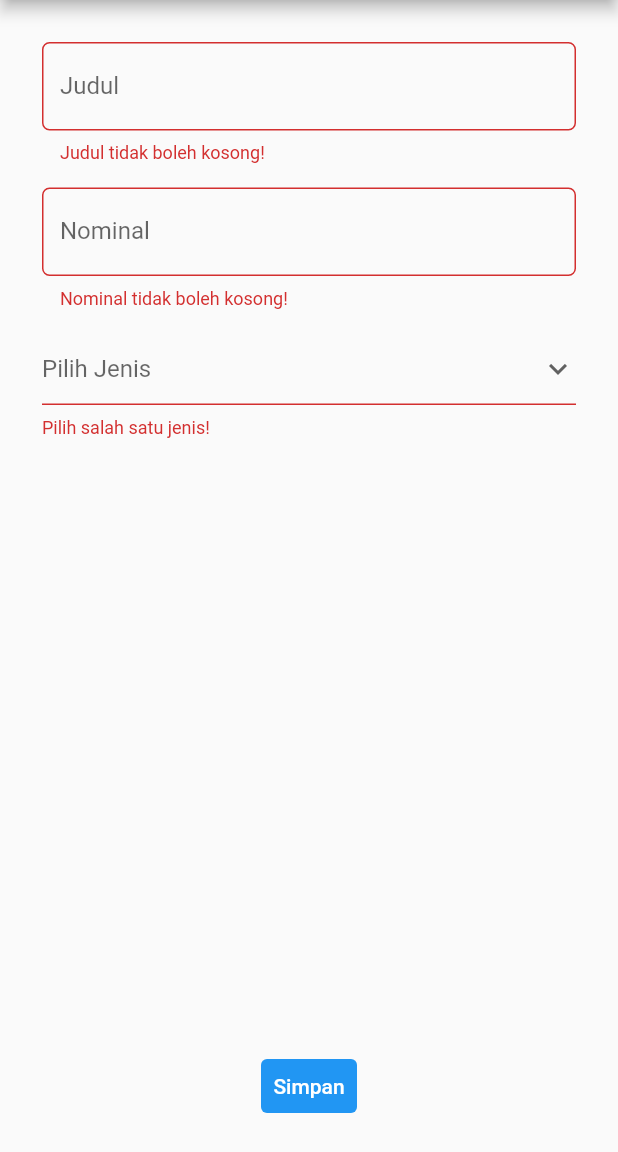
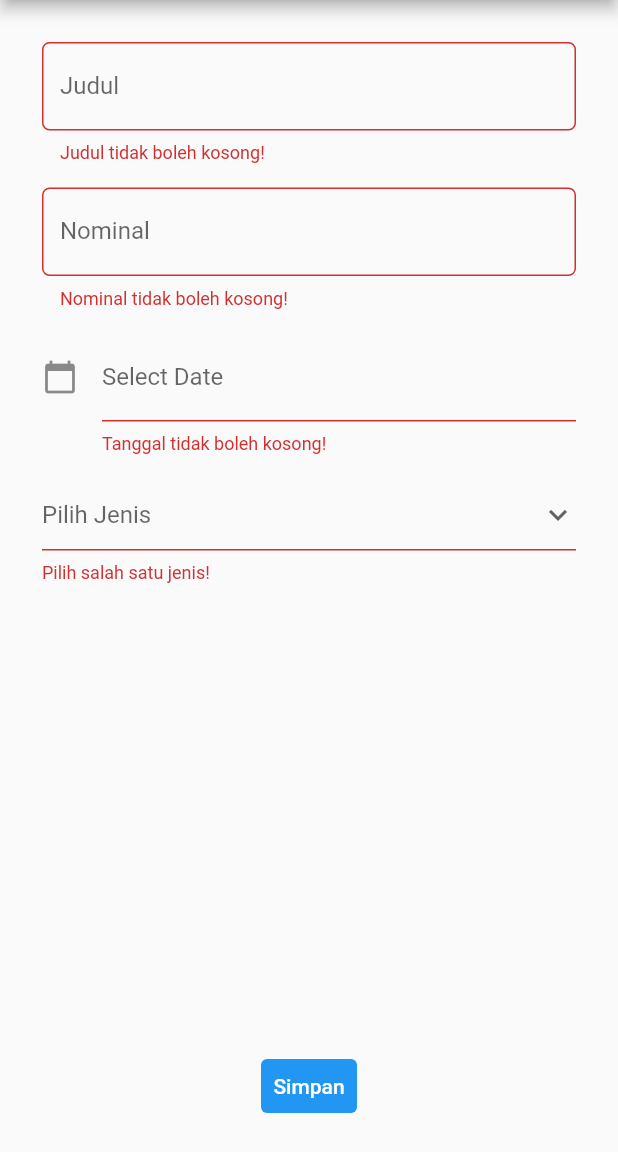
Before and after one commit to mhadziqrazin/pbp-flutter-lab, a Flutter app: the MyFormPage screen opened directly, after a tap on "Simpan", on a phone screen of 412 x 824 dp, the part 84-1236 px from its top. Run offline on Flutter 3.47's test engine with Material 2 defaults, Android fonts, the phone set to English and light mode, and no system bars.

Commit message:
Implementasi Bonus

```diff
--- a/lib/form.dart
+++ b/lib/form.dart
@@ -1,13 +1,15 @@
 import 'package:counter_7/drawer.dart';
 import 'package:flutter/material.dart';
 import 'package:flutter/services.dart';
+import 'package:intl/intl.dart';
 
 List<Widget> listBudget = [];
 class Budget extends StatelessWidget {
   String judul;
   int nominal;
+  String tanggal;
   String jenis;
-  Budget({super.key, required this.judul, required this.nominal, required this.jenis});
+  Budget({super.key, required this.judul, required this.nominal, required this.tanggal, required this.jenis});
 
   @override
   Widget build(BuildContext context) {
@@ -48,6 +50,12 @@ class Budget extends StatelessWidget {
                 ),
               ),
               Text(
+                tanggal,
+                style: const TextStyle(
+                  fontSize: 12,
+                ),
+              ),
+              Text(
                 jenis,
                 style: const TextStyle(
                   fontSize: 12,
@@ -72,9 +80,15 @@ class _MyFormPageState extends State<MyFormPage> {
   final _formKey = GlobalKey<FormState>();
   String _judul = "";
   int _nominal = 0;
+  TextEditingController dateinput = TextEditingController();
   String? jenisBudget;
   List<String> listJenisBudget = ['Pemasukan', 'Pengeluaran'];
 
+  @override
+  void initState() {
+    dateinput.text = "";
+    super.initState();
+  }
 
   @override
   Widget build(BuildContext context) {
@@ -90,6 +104,7 @@ class _MyFormPageState extends State<MyFormPage> {
           padding: const EdgeInsets.all(20.0),
           child: Column(
             children: [
+              // input judul
               Padding(
                 // Menggunakan padding sebesar 8 pixels
                 padding: const EdgeInsets.all(8.0),
@@ -122,6 +137,7 @@ class _MyFormPageState extends State<MyFormPage> {
                   },
                 ),
               ),
+              // input nominal
               Padding(
                 // Menggunakan padding sebesar 8 pixels
                 padding: const EdgeInsets.all(8.0),
@@ -159,6 +175,39 @@ class _MyFormPageState extends State<MyFormPage> {
                   },
                 ),
               ),
+              // input date
+              Padding(
+                padding: const EdgeInsets.all(8.0),
+                child: TextFormField(
+                  controller: dateinput,
+                  decoration: const InputDecoration(
+                      icon: Icon(Icons.calendar_today),
+                      labelText: "Select Date"
+                  ),
+                  readOnly: true,
+                  onTap: () async {
+                    DateTime? pickedDate = await showDatePicker(
+                        context: context,
+                        initialDate: DateTime.now(),
+                        firstDate: DateTime(2000),
+                        lastDate: DateTime(2101)
+                    );
+                    if (pickedDate != null) {
+                      setState(() {
+                        dateinput.text = DateFormat('dd-MM-yyyy').format(pickedDate);
+                      });
+                    }
+                  },
+                  // Validator sebagai validasi form
+                  validator: (String? value) {
+                    if (value == null || value.isEmpty) {
+                      return 'Tanggal tidak boleh kosong!';
+                    }
+                    return null;
+                  },
+                ),
+              ),
+              // input jenis
               Padding(
                 // Menggunakan padding sebesar 8 pixels
                 padding: const EdgeInsets.all(8.0),
@@ -185,6 +234,7 @@ class _MyFormPageState extends State<MyFormPage> {
                   },
                 ),
               ),
+              // button simpan
               Expanded(
                 child: Align(
                   alignment: FractionalOffset.bottomCenter,
@@ -194,7 +244,7 @@ class _MyFormPageState extends State<MyFormPage> {
                     ),
                     onPressed: () {
                       if (_formKey.currentState!.validate()) {
-                        listBudget.add(Budget(judul: _judul, nominal: _nominal, jenis: jenisBudget!));
+                        listBudget.add(Budget(judul: _judul, nominal: _nominal, tanggal: dateinput.text, jenis: jenisBudget!));
                         showDialog(
                           context: context,
                           builder: (context) {
--- a/pubspec.yaml
+++ b/pubspec.yaml
@@ -31,6 +31,7 @@ environment:
 dependencies:
   flutter:
     sdk: flutter
+  intl: ^0.17.0
 
 
   # The following adds the Cupertino Icons font to your application.
```
Also changed, not shown: pubspec.lock, 14 other files.
